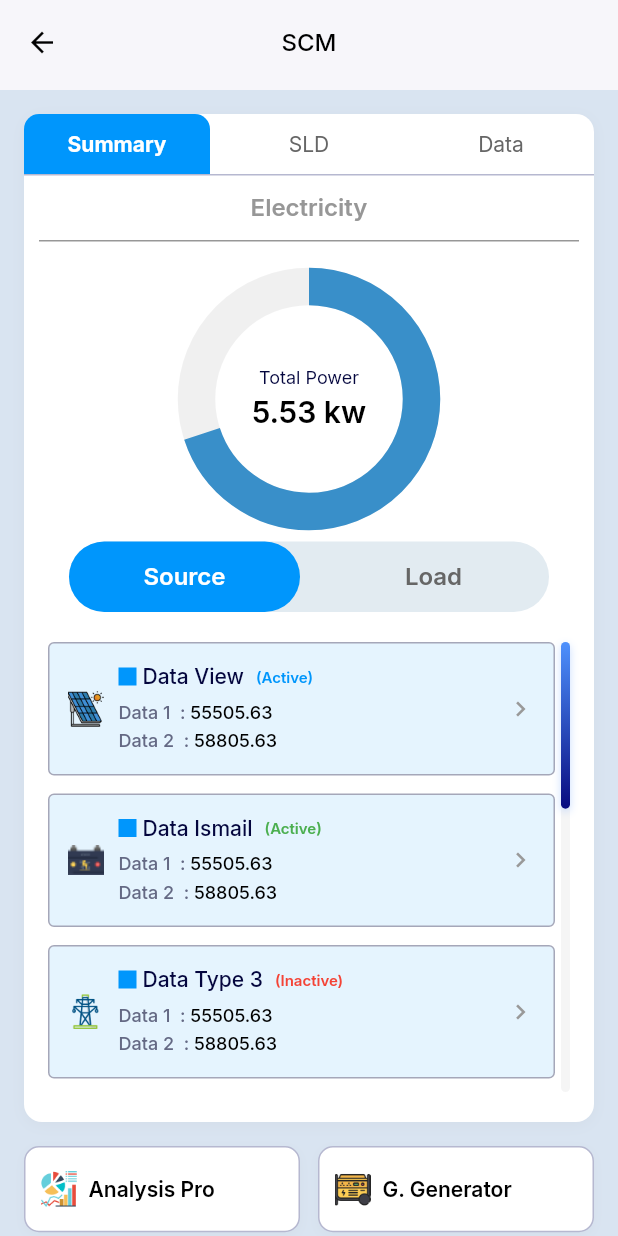
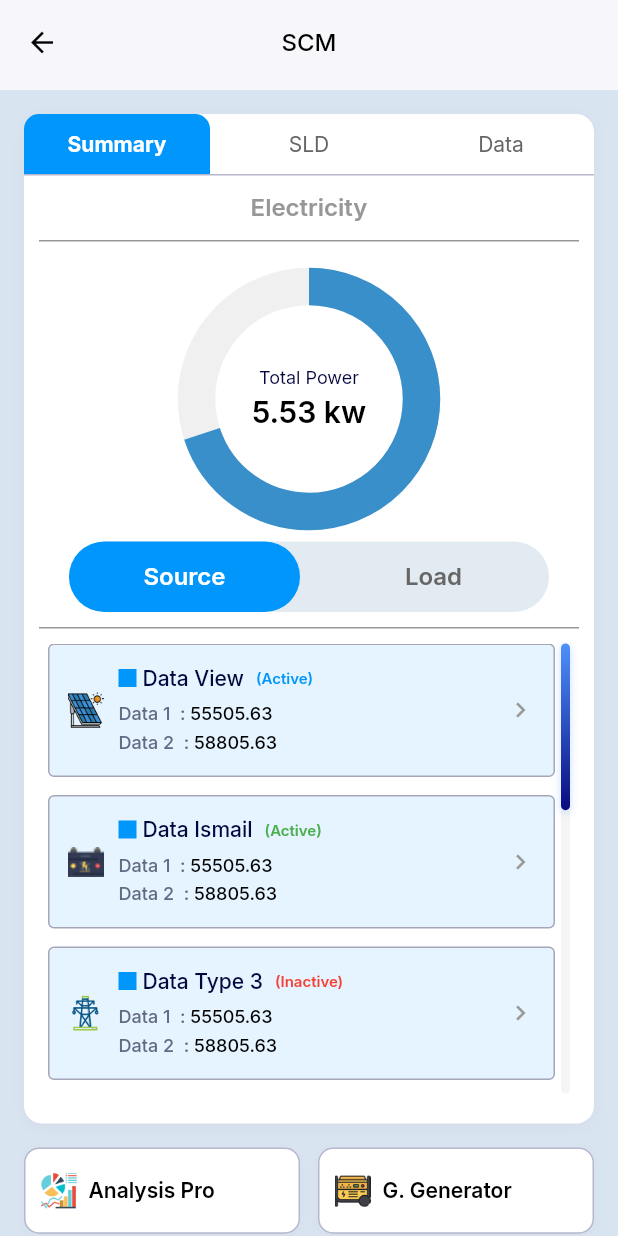
Before and after one commit to mdnirakib51/scube_tech_task, a Flutter app: the HomeScreen screen opened directly, on a phone screen of 412 x 824 dp. Run offline on Flutter 3.47's test engine with Material 3 defaults, Android fonts, the phone set to English and light mode, and no system bars; our stand-ins replace connectivity_plus, device_info_plus, dio, flutter_image_compress, get, get_it and 5 more; missing offline and left inert: in_app_update; accounts and stored records are empty.

```diff
--- a/lib/src/features/student_home_screen/view/home_screen.dart
+++ b/lib/src/features/student_home/view/home_screen.dart
@@ -1,11 +1,13 @@
 import 'package:flutter/material.dart';
-import 'package:scube_technologies_task/src/features/student_home_screen/view/custom_interactive_scrollbar_widget.dart';
+import 'package:get/get.dart';
 import 'package:scube_technologies_task/src/global/widget/global_appbar.dart';
 import '../../../global/constants/colors_resources.dart';
 import '../../../global/constants/images.dart';
 import '../../../global/widget/global_image_loader.dart';
 import '../../../global/widget/global_sized_box.dart';
 import '../../../global/widget/global_text.dart';
+import '../../student_quick_access/view/student_quick_access_screen.dart';
+import '../../../global/widget/custom_interactive_scrollbar_widget.dart';
 import 'widget/triple_tab_container.dart';
 
 class HomeScreen extends StatefulWidget {
@@ -157,7 +159,12 @@ class _HomeScreenState extends State<HomeScreen> {
                       ),
                     ),
 
-                    sizedBoxH(20),
+                    sizedBoxH(10),
+                    Padding(
+                      padding: const EdgeInsets.symmetric(horizontal: 10),
+                      child: Divider(height: 1, color: ColorRes.appSecTextColor),
+                    ),
+                    sizedBoxH(10),
 
                     // Data Cards - FIXED: Wrapped in SizedBox with fixed height
                     Padding(
@@ -440,7 +447,11 @@ class _HomeScreenState extends State<HomeScreen> {
     required String icon,
     required String title,
   }) {
-    return Container(
+    return GestureDetector(
+      onTap: (){
+        Get.to(()=> StudentQuickAccessScreen());
+      },
+      child: Container(
         padding: const EdgeInsets.all(10),
         decoration: BoxDecoration(
           color: ColorRes.white,
@@ -476,6 +487,7 @@ class _HomeScreenState extends State<HomeScreen> {
             ),
           ],
         ),
+      ),
     );
   }
 }
--- a/lib/src/global/constants/images.dart
+++ b/lib/src/global/constants/images.dart
@@ -21,6 +21,7 @@ class Images {
   static const String appLogo = 'assets/app_images/scube_app_logo.png';
   static const String appWhiteLogo = 'assets/app_images/stedu_white.png';
   static const String appLogoShadow = 'assets/app_src/dummy_shadow_logo.png';
+  static const String noDataFoundImg = 'assets/app_images/no_data_found_ic.png';
 
 
   static const String electricityIcon = 'assets/app_images/electricity_icon.png';
--- a/lib/src/service/auth/view/login_screen.dart
+++ b/lib/src/service/auth/view/login_screen.dart
@@ -1,6 +1,6 @@
 import 'package:flutter/material.dart';
 import 'package:get/get.dart';
-import '../../../features/student_home_screen/view/home_screen.dart';
+import '../../../features/student_home/view/home_screen.dart';
 import '../../../global/constants/colors_resources.dart';
 import '../../../global/constants/images.dart';
 import '../../../global/constants/input_decoration.dart';
```
Also changed, not shown: lib/src/features/student_quick_access/view/student_quick_access_screen.dart (added, +71 -0 lines), assets/app_images/no_data_found_ic.png (added), lib/src/features/student_home/view/widget/home_widget.dart (renamed from lib/src/features/student_home_screen/view/widget/home_widget.dart), lib/src/features/student_home/view/widget/triple_tab_container.dart (renamed from lib/src/features/student_home_screen/view/widget/triple_tab_container.dart), lib/src/global/widget/custom_interactive_scrollbar_widget.dart (renamed from lib/src/features/student_home_screen/view/custom_interactive_scrollbar_widget.dart). Lines whose indentation alone changed are shown as unchanged.
